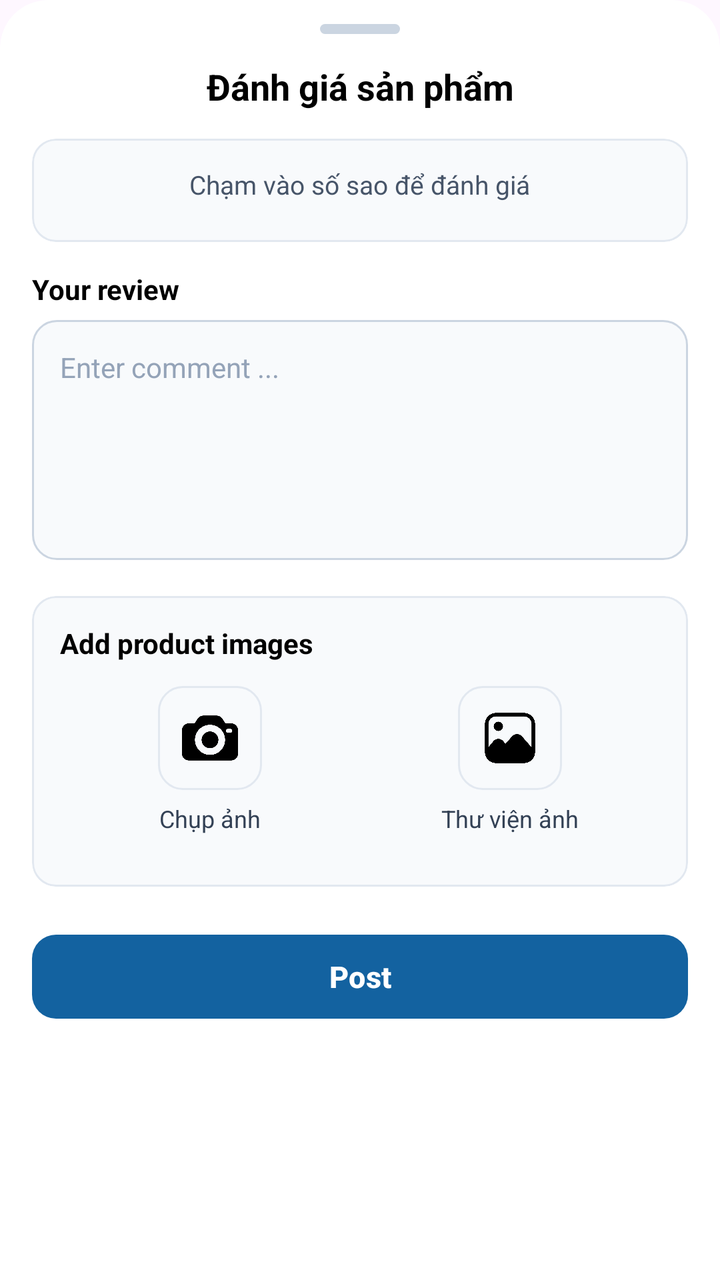
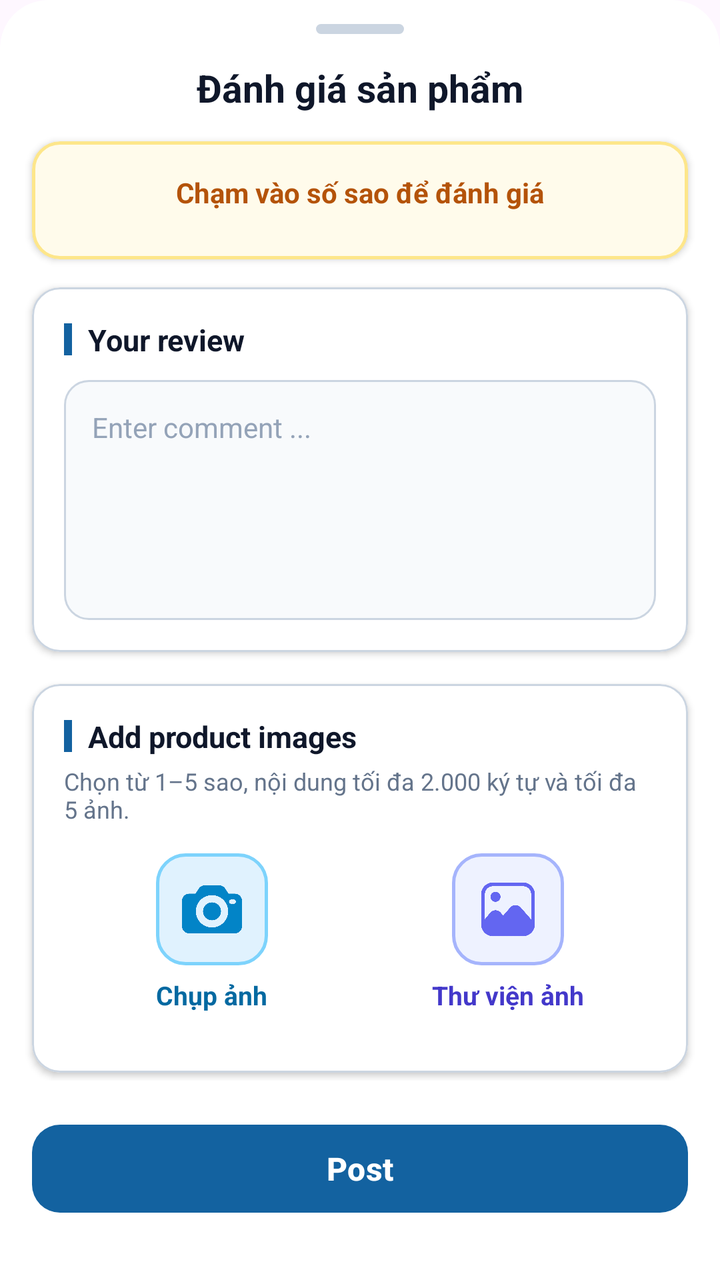

Two renders of the same Android screen: before a commit and after it. Below are the layout's source before the change and the commit's diff.
<!-- AndroidManifest.xml: application theme Theme.ShoppingApp -->
<!-- res/layout/fragment_write_review.xml -->
<?xml version="1.0" encoding="utf-8"?>
<androidx.core.widget.NestedScrollView xmlns:android="http://schemas.android.com/apk/res/android"
    xmlns:app="http://schemas.android.com/apk/res-auto"
    xmlns:tools="http://schemas.android.com/tools"
    android:layout_width="match_parent"
    android:layout_height="match_parent"
    android:background="@drawable/corner_bottom_sheet"
    android:clipToOutline="true"
    tools:context=".ui.view.fragment.user.WriteReviewFragment"
    tools:targetApi="31">

    <FrameLayout
        android:layout_width="match_parent"
        android:layout_height="wrap_content">

        <LinearLayout
            android:layout_width="match_parent"
            android:layout_height="wrap_content"
            android:orientation="vertical"
            android:paddingBottom="20dp">

            <View
                android:layout_width="40dp"
                android:layout_height="5dp"
                android:layout_gravity="center_horizontal"
                android:layout_marginTop="12dp"
                android:background="@drawable/bg_drag_handle_pill" />

            <TextView
                android:layout_width="match_parent"
                android:layout_height="wrap_content"
                android:layout_marginTop="14dp"
                android:gravity="center"
                android:text="@string/write_review_title"
                android:textColor="@color/black"
                android:textSize="18sp"
                android:textStyle="bold" />

            <com.google.android.material.card.MaterialCardView
                android:layout_width="match_parent"
                android:layout_height="wrap_content"
                android:layout_marginHorizontal="16dp"
                android:layout_marginTop="14dp"
                app:cardBackgroundColor="#F8FAFC"
                app:cardCornerRadius="12dp"
                app:cardElevation="0dp"
                app:strokeColor="#E2E8F0"
                app:strokeWidth="1dp">

                <LinearLayout
                    android:layout_width="match_parent"
                    android:layout_height="wrap_content"
                    android:gravity="center"
                    android:orientation="vertical"
                    android:padding="14dp">

                    <TextView
                        android:layout_width="wrap_content"
                        android:layout_height="wrap_content"
                        android:text="@string/rating_prompt"
                        android:textColor="#475569"
                        android:textSize="13sp" />

                    <androidx.recyclerview.widget.RecyclerView
                        android:id="@+id/recycler_view_star"
                        android:layout_width="wrap_content"
                        android:layout_height="wrap_content"
                        android:layout_marginTop="6dp" />

                </LinearLayout>
            </com.google.android.material.card.MaterialCardView>

            <TextView
                android:layout_width="wrap_content"
                android:layout_height="wrap_content"
                android:layout_marginHorizontal="16dp"
                android:layout_marginTop="14dp"
                android:layout_marginBottom="6dp"
                android:text="@string/your_review"
                android:textColor="@color/black"
                android:textSize="14sp"
                android:textStyle="bold" />

            <androidx.appcompat.widget.AppCompatEditText
                android:id="@+id/edt_comment"
                android:layout_width="match_parent"
                android:layout_height="wrap_content"
                android:layout_marginHorizontal="16dp"
                android:background="@drawable/bg_input_box"
                android:gravity="top|start"
                android:hint="@string/enter_comment"
                android:inputType="textMultiLine"
                android:minHeight="120dp"
                android:padding="14dp"
                android:textColor="@color/black"
                android:textColorHint="#94A3B8"
                android:textSize="14sp" />

            <include
                android:id="@+id/layout_add_image"
                layout="@layout/layout_add_image"
                android:layout_width="match_parent"
                android:layout_height="wrap_content"
                android:layout_marginTop="6dp" />

            <com.google.android.material.button.MaterialButton
                android:id="@+id/btn_post_comment"
                android:layout_width="match_parent"
                android:layout_height="50dp"
                android:layout_marginHorizontal="16dp"
                android:layout_marginTop="16dp"
                android:text="@string/post"
                android:textColor="@color/white"
                android:textSize="15sp"
                android:textStyle="bold"
                app:backgroundTint="@color/button_color"
                app:cornerRadius="12dp" />

        </LinearLayout>

        <include
            android:id="@+id/layout_shimmer"
            layout="@layout/layout_shimmer"
            android:layout_width="match_parent"
            android:layout_height="match_parent"
            android:visibility="gone" />

    </FrameLayout>

</androidx.core.widget.NestedScrollView>
<!-- res/layout/layout_add_image.xml (included above) -->
<?xml version="1.0" encoding="utf-8"?>
<LinearLayout xmlns:android="http://schemas.android.com/apk/res/android"
    xmlns:app="http://schemas.android.com/apk/res-auto"
    android:layout_width="match_parent"
    android:layout_height="wrap_content"
    android:orientation="vertical">

    <com.google.android.material.card.MaterialCardView
        android:layout_width="match_parent"
        android:layout_height="wrap_content"
        android:layout_marginHorizontal="16dp"
        android:layout_marginTop="12dp"
        android:layout_marginBottom="4dp"
        app:cardBackgroundColor="#F8FAFC"
        app:cardCornerRadius="12dp"
        app:cardElevation="0dp"
        app:strokeColor="#E2E8F0"
        app:strokeWidth="1dp">

        <LinearLayout
            android:layout_width="match_parent"
            android:layout_height="wrap_content"
            android:orientation="vertical"
            android:padding="14dp">

            <com.google.android.material.textview.MaterialTextView
                android:layout_width="wrap_content"
                android:layout_height="wrap_content"
                android:text="@string/add_product_images"
                android:textColor="@color/black"
                android:textSize="14sp"
                android:textStyle="bold" />

            <LinearLayout
                android:layout_width="match_parent"
                android:layout_height="wrap_content"
                android:layout_marginTop="12dp"
                android:orientation="horizontal">

                <LinearLayout
                    android:layout_width="0dp"
                    android:layout_height="wrap_content"
                    android:layout_weight="1"
                    android:gravity="center"
                    android:orientation="vertical">

                    <androidx.appcompat.widget.AppCompatImageView
                        android:id="@+id/img_take_photo"
                        android:layout_width="52dp"
                        android:layout_height="52dp"
                        android:background="@drawable/bg_chip_action"
                        android:contentDescription="@string/take_photo"
                        android:focusable="true"
                        android:padding="12dp"
                        app:srcCompat="@drawable/icon_photo_camera" />

                    <TextView
                        android:layout_width="wrap_content"
                        android:layout_height="wrap_content"
                        android:layout_marginTop="6dp"
                        android:text="@string/take_photo"
                        android:textColor="#334155"
                        android:textSize="12sp" />
                </LinearLayout>

                <LinearLayout
                    android:layout_width="0dp"
                    android:layout_height="wrap_content"
                    android:layout_weight="1"
                    android:gravity="center"
                    android:orientation="vertical">

                    <androidx.appcompat.widget.AppCompatImageView
                        android:id="@+id/img_gallery"
                        android:layout_width="52dp"
                        android:layout_height="52dp"
                        android:background="@drawable/bg_chip_action"
                        android:contentDescription="@string/choose_gallery"
                        android:focusable="true"
                        android:padding="12dp"
                        app:srcCompat="@drawable/icon_from_gallery" />

                    <TextView
                        android:layout_width="wrap_content"
                        android:layout_height="wrap_content"
                        android:layout_marginTop="6dp"
                        android:text="@string/choose_gallery"
                        android:textColor="#334155"
                        android:textSize="12sp" />
                </LinearLayout>

            </LinearLayout>

            <androidx.recyclerview.widget.RecyclerView
                android:id="@+id/recycler_view_image"
                android:layout_width="match_parent"
                android:layout_height="wrap_content"
                android:layout_marginTop="12dp" />

        </LinearLayout>
    </com.google.android.material.card.MaterialCardView>

</LinearLayout>
<!-- res/layout/layout_shimmer.xml (included above) -->
<?xml version="1.0" encoding="utf-8"?>
<FrameLayout xmlns:android="http://schemas.android.com/apk/res/android"
    android:id="@+id/frame_shimmer"
    android:layout_width="match_parent"
    android:layout_height="match_parent">

    <View
        android:layout_width="match_parent"
        android:layout_height="match_parent"
        android:background="@color/over_lay" />

    <ProgressBar
        android:layout_width="wrap_content"
        android:layout_height="wrap_content"
        android:layout_gravity="center"
        android:indeterminateTint="@color/button_color" />

    <com.google.android.material.textview.MaterialTextView
        android:layout_width="wrap_content"
        android:layout_height="wrap_content"
        android:layout_gravity="center"
        android:layout_marginTop="50dp"
        android:text="@string/wait_a_second"
        android:textColor="@color/white"
        android:textStyle="bold" />

</FrameLayout>
<!-- resources referenced by this layout -->
<resources>
  <color name="black">#FF000000</color>
  <color name="button_color">#1362A0</color>
  <color name="over_lay">#80000000</color>
  <color name="white">#FFFFFFFF</color>
  <!-- drawable bg_chip_action (drawable) -->
  <?xml version="1.0" encoding="utf-8"?>
  <ripple xmlns:android="http://schemas.android.com/apk/res/android"
      android:color="#20000000">
      <item>
          <shape android:shape="rectangle">
              <corners android:radius="12dp" />
              <solid android:color="#F8FAFC" />
              <stroke
                  android:width="1dp"
                  android:color="#E2E8F0" />
          </shape>
      </item>
  </ripple>
  <!-- drawable bg_drag_handle_pill (drawable) -->
  <?xml version="1.0" encoding="utf-8"?>
  <shape xmlns:android="http://schemas.android.com/apk/res/android"
      android:shape="rectangle">
      <corners android:radius="3dp" />
      <solid android:color="#CBD5E1" />
  </shape>
  <!-- drawable bg_input_box (drawable) -->
  <?xml version="1.0" encoding="utf-8"?>
  <shape xmlns:android="http://schemas.android.com/apk/res/android"
      android:shape="rectangle">
      <corners android:radius="12dp" />
      <solid android:color="#F8FAFC" />
      <stroke
          android:width="1dp"
          android:color="#CBD5E1" />
  </shape>
  <!-- drawable corner_bottom_sheet (drawable) -->
  <?xml version="1.0" encoding="utf-8"?>
  <shape xmlns:android="http://schemas.android.com/apk/res/android"
      android:shape="rectangle">
  
      <corners android:topLeftRadius="24dp"
          android:topRightRadius="24dp"/>
  
      <solid android:color="@color/white" />
  
  </shape>
  <!-- drawable icon_from_gallery: png bitmap (drawable, 10393 bytes) -->
  <!-- drawable icon_photo_camera: png bitmap (drawable, 13300 bytes) -->
  <string name="add_product_images">Add product images</string>
  <string name="choose_gallery">Thư viện ảnh</string>
  <string name="enter_comment">Enter comment ...</string>
  <string name="post">Post</string>
  <string name="rating_prompt">Chạm vào số sao để đánh giá</string>
  <string name="take_photo">Chụp ảnh</string>
  <string name="wait_a_second">Wait a second...</string>
  <string name="write_review_title">Đánh giá sản phẩm</string>
  <string name="your_review">Your review</string>
  <style name="Theme.ShoppingApp" parent="Base.Theme.ShoppingApp" />
  <style name="Base.Theme.ShoppingApp" parent="Theme.Material3.DayNight.NoActionBar">
          
          
      </style>
</resources>

<!-- the commit's change to res/layout/fragment_write_review.xml (unified diff, before → after) -->
@@ -17,10 +17,10 @@
             android:layout_width="match_parent"
             android:layout_height="wrap_content"
             android:orientation="vertical"
-            android:paddingBottom="20dp">
+            android:paddingBottom="24dp">
 
             <View
-                android:layout_width="40dp"
+                android:layout_width="44dp"
                 android:layout_height="5dp"
                 android:layout_gravity="center_horizontal"
                 android:layout_marginTop="12dp"
@@ -32,89 +32,124 @@
                 android:layout_marginTop="14dp"
                 android:gravity="center"
                 android:text="@string/write_review_title"
-                android:textColor="@color/black"
-                android:textSize="18sp"
+                android:textColor="#0F172A"
+                android:textSize="19sp"
                 android:textStyle="bold" />
 
+            
             <com.google.android.material.card.MaterialCardView
                 android:layout_width="match_parent"
                 android:layout_height="wrap_content"
                 android:layout_marginHorizontal="16dp"
                 android:layout_marginTop="14dp"
-                app:cardBackgroundColor="#F8FAFC"
-                app:cardCornerRadius="12dp"
-                app:cardElevation="0dp"
-                app:strokeColor="#E2E8F0"
-                app:strokeWidth="1dp">
+                app:cardBackgroundColor="@color/rating_gold_light"
+                app:cardCornerRadius="14dp"
+                app:cardElevation="2dp"
+                app:strokeColor="@color/rating_gold_border"
+                app:strokeWidth="1.5dp">
 
                 <LinearLayout
                     android:layout_width="match_parent"
                     android:layout_height="wrap_content"
                     android:gravity="center"
                     android:orientation="vertical"
-                    android:padding="14dp">
+                    android:paddingVertical="16dp"
+                    android:paddingHorizontal="14dp">
 
                     <TextView
                         android:layout_width="wrap_content"
                         android:layout_height="wrap_content"
                         android:text="@string/rating_prompt"
-                        android:textColor="#475569"
-                        android:textSize="13sp" />
+                        android:textColor="@color/rating_gold_dark"
+                        android:textSize="14sp"
+                        android:textStyle="bold" />
 
                     <androidx.recyclerview.widget.RecyclerView
                         android:id="@+id/recycler_view_star"
                         android:layout_width="wrap_content"
                         android:layout_height="wrap_content"
-                        android:layout_marginTop="6dp" />
+                        android:layout_marginTop="8dp" />
 
                 </LinearLayout>
             </com.google.android.material.card.MaterialCardView>
 
-            <TextView
-                android:layout_width="wrap_content"
+            
+            <com.google.android.material.card.MaterialCardView
+                android:layout_width="match_parent"
                 android:layout_height="wrap_content"
                 android:layout_marginHorizontal="16dp"
                 android:layout_marginTop="14dp"
-                android:layout_marginBottom="6dp"
-                android:text="@string/your_review"
-                android:textColor="@color/black"
-                android:textSize="14sp"
-                android:textStyle="bold" />
-
-            <androidx.appcompat.widget.AppCompatEditText
-                android:id="@+id/edt_comment"
-                android:layout_width="match_parent"
-                android:layout_height="wrap_content"
-                android:layout_marginHorizontal="16dp"
-                android:background="@drawable/bg_input_box"
-                android:gravity="top|start"
-                android:hint="@string/enter_comment"
-                android:inputType="textMultiLine"
-                android:minHeight="120dp"
-                android:padding="14dp"
-                android:textColor="@color/black"
-                android:textColorHint="#94A3B8"
-                android:textSize="14sp" />
+                app:cardBackgroundColor="@color/white"
+                app:cardCornerRadius="14dp"
+                app:cardElevation="2dp"
+                app:strokeColor="#CBD5E1"
+                app:strokeWidth="1dp">
+
+                <LinearLayout
+                    android:layout_width="match_parent"
+                    android:layout_height="wrap_content"
+                    android:orientation="vertical"
+                    android:padding="16dp">
+
+                    <LinearLayout
+                        android:layout_width="match_parent"
+                        android:layout_height="wrap_content"
+                        android:gravity="center_vertical"
+                        android:orientation="horizontal">
+
+                        <View
+                            android:layout_width="4dp"
+                            android:layout_height="16dp"
+                            android:background="@color/button_color" />
+
+                        <TextView
+                            android:layout_width="wrap_content"
+                            android:layout_height="wrap_content"
+                            android:layout_marginStart="8dp"
+                            android:text="@string/your_review"
+                            android:textColor="#0F172A"
+                            android:textSize="15sp"
+                            android:textStyle="bold" />
+                    </LinearLayout>
+
+                    <androidx.appcompat.widget.AppCompatEditText
+                        android:id="@+id/edt_comment"
+                        android:layout_width="match_parent"
+                        android:layout_height="wrap_content"
+                        android:layout_marginTop="10dp"
+                        android:background="@drawable/bg_input_box"
+                        android:gravity="top|start"
+                        android:hint="@string/enter_comment"
+                        android:inputType="textMultiLine"
+                        android:minHeight="120dp"
+                        android:padding="14dp"
+                        android:textColor="#0F172A"
+                        android:textColorHint="#94A3B8"
+                        android:textSize="14sp" />
+
+                </LinearLayout>
+            </com.google.android.material.card.MaterialCardView>
 
             <include
                 android:id="@+id/layout_add_image"
                 layout="@layout/layout_add_image"
                 android:layout_width="match_parent"
                 android:layout_height="wrap_content"
-                android:layout_marginTop="6dp" />
+                android:layout_marginTop="4dp" />
 
             <com.google.android.material.button.MaterialButton
                 android:id="@+id/btn_post_comment"
                 android:layout_width="match_parent"
-                android:layout_height="50dp"
+                android:layout_height="52dp"
                 android:layout_marginHorizontal="16dp"
-                android:layout_marginTop="16dp"
+                android:layout_marginTop="18dp"
                 android:text="@string/post"
                 android:textColor="@color/white"
-                android:textSize="15sp"
+                android:textSize="16sp"
                 android:textStyle="bold"
                 app:backgroundTint="@color/button_color"
-                app:cornerRadius="12dp" />
+                app:cornerRadius="14dp"
+                app:elevation="3dp" />
 
         </LinearLayout>
 
@@ -142,30 +177,51 @@
         android:layout_marginHorizontal="16dp"
         android:layout_marginTop="12dp"
         android:layout_marginBottom="4dp"
-        app:cardBackgroundColor="#F8FAFC"
-        app:cardCornerRadius="12dp"
-        app:cardElevation="0dp"
-        app:strokeColor="#E2E8F0"
+        app:cardBackgroundColor="@color/white"
+        app:cardCornerRadius="14dp"
+        app:cardElevation="2dp"
+        app:strokeColor="#CBD5E1"
         app:strokeWidth="1dp">
 
         <LinearLayout
             android:layout_width="match_parent"
             android:layout_height="wrap_content"
             android:orientation="vertical"
-            android:padding="14dp">
-
-            <com.google.android.material.textview.MaterialTextView
+            android:padding="16dp">
+
+            <LinearLayout
+                android:layout_width="match_parent"
+                android:layout_height="wrap_content"
+                android:gravity="center_vertical"
+                android:orientation="horizontal">
+
+                <View
+                    android:layout_width="4dp"
+                    android:layout_height="16dp"
+                    android:background="@color/button_color" />
+
+                <com.google.android.material.textview.MaterialTextView
+                    android:layout_width="wrap_content"
+                    android:layout_height="wrap_content"
+                    android:layout_marginStart="8dp"
+                    android:text="@string/add_product_images"
+                    android:textColor="#0F172A"
+                    android:textSize="15sp"
+                    android:textStyle="bold" />
+            </LinearLayout>
+
+            <TextView
                 android:layout_width="wrap_content"
                 android:layout_height="wrap_content"
-                android:text="@string/add_product_images"
-                android:textColor="@color/black"
-                android:textSize="14sp"
-                android:textStyle="bold" />
+                android:layout_marginTop="4dp"
+                android:text="@string/review_invalid"
+                android:textColor="#64748B"
+                android:textSize="12sp" />
 
             <LinearLayout
                 android:layout_width="match_parent"
                 android:layout_height="wrap_content"
-                android:layout_marginTop="12dp"
+                android:layout_marginTop="14dp"
                 android:orientation="horizontal">
 
                 <LinearLayout
@@ -177,21 +233,23 @@
 
                     <androidx.appcompat.widget.AppCompatImageView
                         android:id="@+id/img_take_photo"
-                        android:layout_width="52dp"
-                        android:layout_height="52dp"
-                        android:background="@drawable/bg_chip_action"
+                        android:layout_width="56dp"
+                        android:layout_height="56dp"
+                        android:background="@drawable/bg_photo_chip"
                         android:contentDescription="@string/take_photo"
                         android:focusable="true"
-                        android:padding="12dp"
-                        app:srcCompat="@drawable/icon_photo_camera" />
+                        android:padding="13dp"
+                        app:srcCompat="@drawable/icon_photo_camera"
+                        app:tint="#0284C7" />
 
                     <TextView
                         android:layout_width="wrap_content"
                         android:layout_height="wrap_content"
                         android:layout_marginTop="6dp"
                         android:text="@string/take_photo"
-                        android:textColor="#334155"
-                        android:textSize="12sp" />
+                        android:textColor="#0369A1"
+                        android:textSize="13sp"
+                        android:textStyle="bold" />
                 </LinearLayout>
 
                 <LinearLayout
@@ -203,21 +261,23 @@
 
                     <androidx.appcompat.widget.AppCompatImageView
                         android:id="@+id/img_gallery"
-                        android:layout_width="52dp"
-                        android:layout_height="52dp"
-                        android:background="@drawable/bg_chip_action"
+                        android:layout_width="56dp"
+                        android:layout_height="56dp"
+                        android:background="@drawable/bg_gallery_chip"
                         android:contentDescription="@string/choose_gallery"
                         android:focusable="true"
-                        android:padding="12dp"
-                        app:srcCompat="@drawable/icon_from_gallery" />
+                        android:padding="13dp"
+                        app:srcCompat="@drawable/icon_from_gallery"
+                        app:tint="#6366F1" />
 
                     <TextView
                         android:layout_width="wrap_content"
                         android:layout_height="wrap_content"
                         android:layout_marginTop="6dp"
                         android:text="@string/choose_gallery"
-                        android:textColor="#334155"
-                        android:textSize="12sp" />
+                        android:textColor="#4338CA"
+                        android:textSize="13sp"
+                        android:textStyle="bold" />
                 </LinearLayout>
 
             </LinearLayout>
@@ -226,7 +286,7 @@
                 android:id="@+id/recycler_view_image"
                 android:layout_width="match_parent"
                 android:layout_height="wrap_content"
-                android:layout_marginTop="12dp" />
+                android:layout_marginTop="14dp" />
 
         </LinearLayout>
     </com.google.android.material.card.MaterialCardView>
<!-- resource entries referenced after the edit -->
@@ -1,23 +1,11 @@
 <!-- resources referenced by this layout -->
 <resources>
-  <color name="black">#FF000000</color>
   <color name="button_color">#1362A0</color>
   <color name="over_lay">#80000000</color>
+  <color name="rating_gold_border">#FDE68A</color>
+  <color name="rating_gold_dark">#B45309</color>
+  <color name="rating_gold_light">#FFFBEB</color>
   <color name="white">#FFFFFFFF</color>
-  <!-- drawable bg_chip_action (drawable) -->
-  <?xml version="1.0" encoding="utf-8"?>
-  <ripple xmlns:android="http://schemas.android.com/apk/res/android"
-      android:color="#20000000">
-      <item>
-          <shape android:shape="rectangle">
-              <corners android:radius="12dp" />
-              <solid android:color="#F8FAFC" />
-              <stroke
-                  android:width="1dp"
-                  android:color="#E2E8F0" />
-          </shape>
-      </item>
-  </ripple>
   <!-- drawable bg_drag_handle_pill (drawable) -->
   <?xml version="1.0" encoding="utf-8"?>
   <shape xmlns:android="http://schemas.android.com/apk/res/android"
@@ -25,6 +13,20 @@
       <corners android:radius="3dp" />
       <solid android:color="#CBD5E1" />
   </shape>
+  <!-- drawable bg_gallery_chip (drawable) -->
+  <?xml version="1.0" encoding="utf-8"?>
+  <ripple xmlns:android="http://schemas.android.com/apk/res/android"
+      android:color="#306366F1">
+      <item>
+          <shape android:shape="rectangle">
+              <corners android:radius="14dp" />
+              <solid android:color="#EEF2FF" />
+              <stroke
+                  android:width="1.5dp"
+                  android:color="#A5B4FC" />
+          </shape>
+      </item>
+  </ripple>
   <!-- drawable bg_input_box (drawable) -->
   <?xml version="1.0" encoding="utf-8"?>
   <shape xmlns:android="http://schemas.android.com/apk/res/android"
@@ -35,6 +37,20 @@
           android:width="1dp"
           android:color="#CBD5E1" />
   </shape>
+  <!-- drawable bg_photo_chip (drawable) -->
+  <?xml version="1.0" encoding="utf-8"?>
+  <ripple xmlns:android="http://schemas.android.com/apk/res/android"
+      android:color="#300284C7">
+      <item>
+          <shape android:shape="rectangle">
+              <corners android:radius="14dp" />
+              <solid android:color="#E0F2FE" />
+              <stroke
+                  android:width="1.5dp"
+                  android:color="#7DD3FC" />
+          </shape>
+      </item>
+  </ripple>
   <!-- drawable corner_bottom_sheet (drawable) -->
   <?xml version="1.0" encoding="utf-8"?>
   <shape xmlns:android="http://schemas.android.com/apk/res/android"
@@ -53,6 +69,7 @@
   <string name="enter_comment">Enter comment ...</string>
   <string name="post">Post</string>
   <string name="rating_prompt">Chạm vào số sao để đánh giá</string>
+  <string name="review_invalid">Chọn từ 1–5 sao, nội dung tối đa 2.000 ký tự và tối đa 5 ảnh.</string>
   <string name="take_photo">Chụp ảnh</string>
   <string name="wait_a_second">Wait a second...</string>
   <string name="write_review_title">Đánh giá sản phẩm</string>
